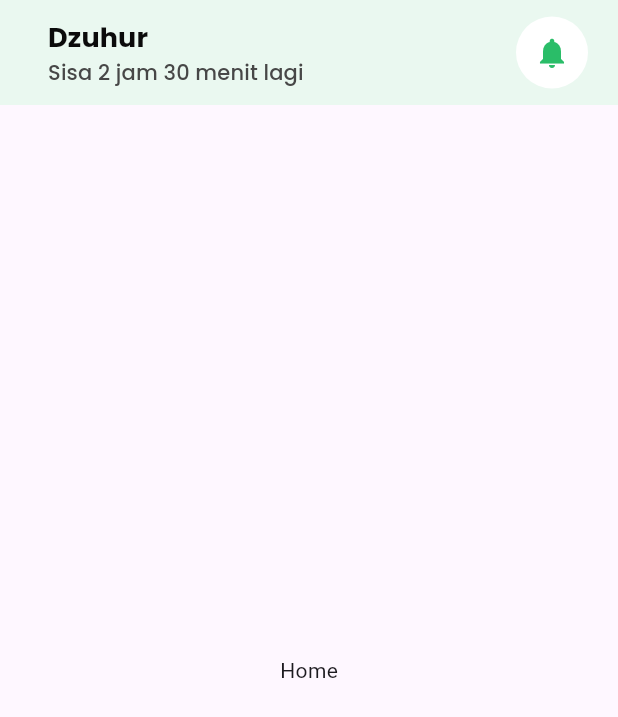
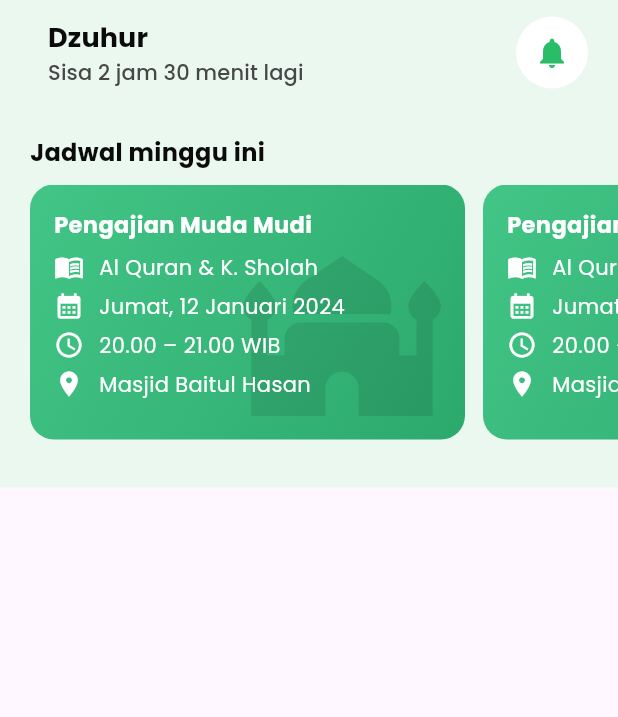
Before and after one commit to irhamnaufal8/ahsan, a Flutter app: the HomeView screen opened by its route, on a phone screen of 412 x 824 dp. Shown: the top 717 px of the screen. Run offline on Flutter 3.47's test engine with Material 3 defaults, Android fonts, the phone set to English and light mode, and no system bars; our stand-ins replace flutter_animate, get, get_storage; accounts and stored records are empty.

Commit message:
feat(home): Create agenda section view

```diff
--- a/lib/common/resource/gradient.dart
+++ b/lib/common/resource/gradient.dart
@@ -5,9 +5,12 @@ class BaseGradient {
   static const LinearGradient primaryGradient = LinearGradient(
     begin: Alignment.topLeft,
     end: Alignment.bottomRight,
-    colors: [
-      PrimaryColors.primary,
-      PrimaryColors.secondary
-    ],
+    colors: [PrimaryColors.primary, PrimaryColors.secondary],
+  );
+
+  static const LinearGradient secondary = LinearGradient(
+    begin: Alignment.topLeft,
+    end: Alignment.bottomRight,
+    colors: [Color.fromRGBO(66, 197, 134, 1), Color.fromRGBO(44, 169, 109, 1)],
   );
 }
--- a/lib/feature/home/views/home_view.dart
+++ b/lib/feature/home/views/home_view.dart
@@ -1,5 +1,6 @@
 import 'package:ahsan/common/resource/colors.dart';
 import 'package:ahsan/common/resource/fonts.dart';
+import 'package:ahsan/common/resource/gradient.dart';
 import 'package:flutter/material.dart';
 import 'package:ahsan/feature/home/controllers/home_controller.dart';
 import 'package:get/get.dart';
@@ -17,16 +18,20 @@ class HomeView extends GetView<HomeController> {
           backgroundColor: PrimaryColors.light,
           toolbarHeight: 70,
           leadingWidth: double.infinity,
-          leading: header(),
+          leading: topBar(),
         ),
-        body: const Center(
-          child: Text('Home'),
+        body: SingleChildScrollView(
+          child: Column(
+            children: [
+              headContent(),
+            ],
+          ),
         ),
       );
     });
   }
 
-  Widget header() {
+  Widget topBar() {
     return Container(
       padding: const EdgeInsets.symmetric(horizontal: 20),
       child: Row(
@@ -69,4 +74,136 @@ class HomeView extends GetView<HomeController> {
       ),
     );
   }
+
+  Widget headContent() {
+    return Container(
+      color: PrimaryColors.light,
+      width: double.infinity,
+      child: Column(
+        crossAxisAlignment: CrossAxisAlignment.start,
+        children: [
+          Container(
+              margin: const EdgeInsets.only(left: 20, top: 20, bottom: 10),
+              child: Text('Jadwal minggu ini', style: Poppins.bold(16))),
+          Container(
+            margin: const EdgeInsets.only(bottom: 32),
+            height: 170,
+            child: ListView.builder(
+                padding: const EdgeInsets.symmetric(horizontal: 20),
+                scrollDirection: Axis.horizontal,
+                itemCount: 3,
+                itemBuilder: (BuildContext context, int index) {
+                  return agendaCard();
+                }),
+          )
+        ],
+      ),
+    );
+  }
+
+  Widget agendaCard() {
+    return Container(
+        width: 290,
+        margin: const EdgeInsets.only(right: 12),
+        padding: const EdgeInsets.all(16),
+        decoration: BoxDecoration(
+          gradient: BaseGradient.secondary,
+          borderRadius: BorderRadius.circular(16),
+        ),
+        child: Stack(
+          alignment: Alignment.bottomRight,
+          children: [
+            const Positioned(
+                bottom: -20,
+                child: Icon(Icons.mosque,
+                    color: Color.fromRGBO(0, 0, 0, 0.1), size: 132)),
+            Column(
+              mainAxisAlignment: MainAxisAlignment.start,
+              crossAxisAlignment: CrossAxisAlignment.start,
+              children: [
+                Text(
+                  'Pengajian Muda Mudi',
+                  style: Poppins.bold(15, color: Colors.white),
+                ),
+                const SizedBox(
+                  height: 8,
+                ),
+                Row(
+                  children: [
+                    const Icon(
+                      Icons.menu_book,
+                      color: Colors.white,
+                      size: 20,
+                    ),
+                    const SizedBox(
+                      width: 10,
+                    ),
+                    Text(
+                      'Al Quran & K. Sholah',
+                      style: Poppins.regular(14, color: Colors.white),
+                    )
+                  ],
+                ),
+                const SizedBox(
+                  height: 6,
+                ),
+                Row(
+                  children: [
+                    const Icon(
+                      Icons.calendar_month,
+                      color: Colors.white,
+                      size: 20,
+                    ),
+                    const SizedBox(
+                      width: 10,
+                    ),
+                    Text(
+                      'Jumat, 12 Januari 2024',
+                      style: Poppins.regular(14, color: Colors.white),
+                    )
+                  ],
+                ),
+                const SizedBox(
+                  height: 6,
+                ),
+                Row(
+                  children: [
+                    const Icon(
+                      Icons.schedule,
+                      color: Colors.white,
+                      size: 20,
+                    ),
+                    const SizedBox(
+                      width: 10,
+                    ),
+                    Text(
+                      '20.00 – 21.00 WIB',
+                      style: Poppins.regular(14, color: Colors.white),
+                    )
+                  ],
+                ),
+                const SizedBox(
+                  height: 6,
+                ),
+                Row(
+                  children: [
+                    const Icon(
+                      Icons.location_on,
+                      color: Colors.white,
+                      size: 20,
+                    ),
+                    const SizedBox(
+                      width: 10,
+                    ),
+                    Text(
+                      'Masjid Baitul Hasan',
+                      style: Poppins.regular(14, color: Colors.white),
+                    )
+                  ],
+                ),
+              ],
+            )
+          ],
+        ));
+  }
 }
```
